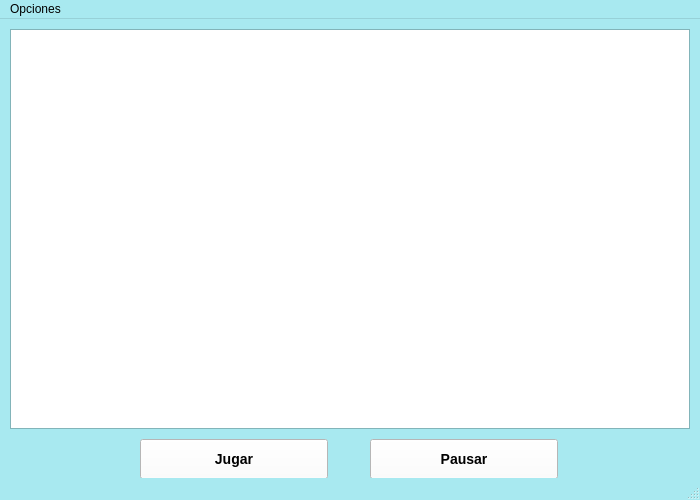
Qt form ProyectoFinal/ventanajuego.ui (lilianabarbosa15/PROYECTO_FINAL) before a commit.
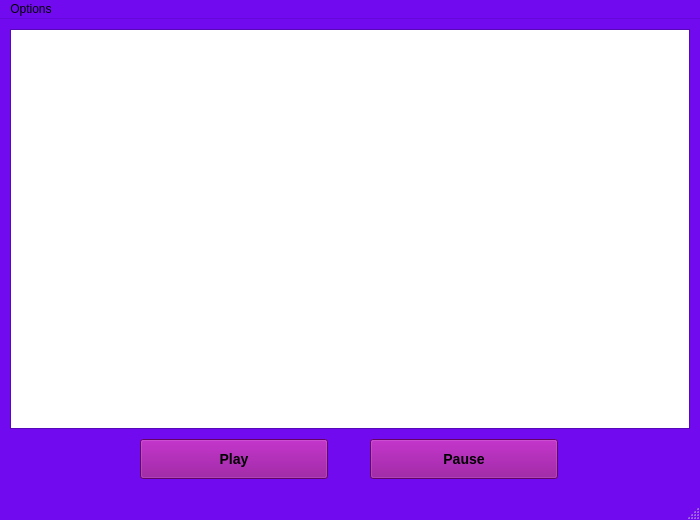
The same form after that commit. Icons and pictures are not drawn.

Diff of the .ui file:
```diff
--- a/ProyectoFinal/ventanajuego.ui
+++ b/ProyectoFinal/ventanajuego.ui
@@ -7,19 +7,19 @@
     <x>0</x>
     <y>0</y>
     <width>700</width>
-    <height>500</height>
+    <height>520</height>
    </rect>
   </property>
   <property name="minimumSize">
    <size>
     <width>700</width>
-    <height>500</height>
+    <height>520</height>
    </size>
   </property>
   <property name="maximumSize">
    <size>
     <width>700</width>
-    <height>500</height>
+    <height>520</height>
    </size>
   </property>
   <property name="palette">
@@ -37,8 +37,8 @@
      <colorrole role="Button">
       <brush brushstyle="SolidPattern">
        <color alpha="255">
-        <red>168</red>
-        <green>233</green>
+        <red>114</red>
+        <green>10</green>
         <blue>240</blue>
        </color>
       </brush>
@@ -46,8 +46,8 @@
      <colorrole role="Light">
       <brush brushstyle="SolidPattern">
        <color alpha="255">
-        <red>255</red>
-        <green>255</green>
+        <red>179</red>
+        <green>116</green>
         <blue>255</blue>
        </color>
       </brush>
@@ -55,8 +55,8 @@
      <colorrole role="Midlight">
       <brush brushstyle="SolidPattern">
        <color alpha="255">
-        <red>211</red>
-        <green>244</green>
+        <red>146</red>
+        <green>63</green>
         <blue>247</blue>
        </color>
       </brush>
@@ -64,8 +64,8 @@
      <colorrole role="Dark">
       <brush brushstyle="SolidPattern">
        <color alpha="255">
-        <red>84</red>
-        <green>116</green>
+        <red>57</red>
+        <green>5</green>
         <blue>120</blue>
        </color>
       </brush>
@@ -73,8 +73,8 @@
      <colorrole role="Mid">
       <brush brushstyle="SolidPattern">
        <color alpha="255">
-        <red>112</red>
-        <green>155</green>
+        <red>76</red>
+        <green>6</green>
         <blue>160</blue>
        </color>
       </brush>
@@ -118,8 +118,8 @@
      <colorrole role="Window">
       <brush brushstyle="SolidPattern">
        <color alpha="255">
-        <red>168</red>
-        <green>233</green>
+        <red>114</red>
+        <green>10</green>
         <blue>240</blue>
        </color>
       </brush>
@@ -136,8 +136,8 @@
      <colorrole role="AlternateBase">
       <brush brushstyle="SolidPattern">
        <color alpha="255">
-        <red>211</red>
-        <green>244</green>
+        <red>184</red>
+        <green>132</green>
         <blue>247</blue>
        </color>
       </brush>
@@ -183,8 +183,8 @@
      <colorrole role="Button">
       <brush brushstyle="SolidPattern">
        <color alpha="255">
-        <red>168</red>
-        <green>233</green>
+        <red>114</red>
+        <green>10</green>
         <blue>240</blue>
        </color>
       </brush>
@@ -192,8 +192,8 @@
      <colorrole role="Light">
       <brush brushstyle="SolidPattern">
        <color alpha="255">
-        <red>255</red>
-        <green>255</green>
+        <red>179</red>
+        <green>116</green>
         <blue>255</blue>
        </color>
       </brush>
@@ -201,8 +201,8 @@
      <colorrole role="Midlight">
       <brush brushstyle="SolidPattern">
        <color alpha="255">
-        <red>211</red>
-        <green>244</green>
+        <red>146</red>
+        <green>63</green>
         <blue>247</blue>
        </color>
       </brush>
@@ -210,8 +210,8 @@
      <colorrole role="Dark">
       <brush brushstyle="SolidPattern">
        <color alpha="255">
-        <red>84</red>
-        <green>116</green>
+        <red>57</red>
+        <green>5</green>
         <blue>120</blue>
        </color>
       </brush>
@@ -219,8 +219,8 @@
      <colorrole role="Mid">
       <brush brushstyle="SolidPattern">
        <color alpha="255">
-        <red>112</red>
-        <green>155</green>
+        <red>76</red>
+        <green>6</green>
         <blue>160</blue>
        </color>
       </brush>
@@ -264,8 +264,8 @@
      <colorrole role="Window">
       <brush brushstyle="SolidPattern">
        <color alpha="255">
-        <red>168</red>
-        <green>233</green>
+        <red>114</red>
+        <green>10</green>
         <blue>240</blue>
        </color>
       </brush>
@@ -282,8 +282,8 @@
      <colorrole role="AlternateBase">
       <brush brushstyle="SolidPattern">
        <color alpha="255">
-        <red>211</red>
-        <green>244</green>
+        <red>184</red>
+        <green>132</green>
         <blue>247</blue>
        </color>
       </brush>
@@ -320,8 +320,8 @@
      <colorrole role="WindowText">
       <brush brushstyle="SolidPattern">
        <color alpha="255">
-        <red>84</red>
-        <green>116</green>
+        <red>57</red>
+        <green>5</green>
         <blue>120</blue>
        </color>
       </brush>
@@ -329,8 +329,8 @@
      <colorrole role="Button">
       <brush brushstyle="SolidPattern">
        <color alpha="255">
-        <red>168</red>
-        <green>233</green>
+        <red>114</red>
+        <green>10</green>
         <blue>240</blue>
        </color>
       </brush>
@@ -338,8 +338,8 @@
      <colorrole role="Light">
       <brush brushstyle="SolidPattern">
        <color alpha="255">
-        <red>255</red>
-        <green>255</green>
+        <red>179</red>
+        <green>116</green>
         <blue>255</blue>
        </color>
       </brush>
@@ -347,8 +347,8 @@
      <colorrole role="Midlight">
       <brush brushstyle="SolidPattern">
        <color alpha="255">
-        <red>211</red>
-        <green>244</green>
+        <red>146</red>
+        <green>63</green>
         <blue>247</blue>
        </color>
       </brush>
@@ -356,8 +356,8 @@
      <colorrole role="Dark">
       <brush brushstyle="SolidPattern">
        <color alpha="255">
-        <red>84</red>
-        <green>116</green>
+        <red>57</red>
+        <green>5</green>
         <blue>120</blue>
        </color>
       </brush>
@@ -365,8 +365,8 @@
      <colorrole role="Mid">
       <brush brushstyle="SolidPattern">
        <color alpha="255">
-        <red>112</red>
-        <green>155</green>
+        <red>76</red>
+        <green>6</green>
         <blue>160</blue>
        </color>
       </brush>
@@ -374,8 +374,8 @@
      <colorrole role="Text">
       <brush brushstyle="SolidPattern">
        <color alpha="255">
-        <red>84</red>
-        <green>116</green>
+        <red>57</red>
+        <green>5</green>
         <blue>120</blue>
        </color>
       </brush>
@@ -392,8 +392,8 @@
      <colorrole role="ButtonText">
       <brush brushstyle="SolidPattern">
        <color alpha="255">
-        <red>84</red>
-        <green>116</green>
+        <red>57</red>
+        <green>5</green>
         <blue>120</blue>
        </color>
       </brush>
@@ -401,8 +401,8 @@
      <colorrole role="Base">
       <brush brushstyle="SolidPattern">
        <color alpha="255">
-        <red>168</red>
-        <green>233</green>
+        <red>114</red>
+        <green>10</green>
         <blue>240</blue>
        </color>
       </brush>
@@ -410,8 +410,8 @@
      <colorrole role="Window">
       <brush brushstyle="SolidPattern">
        <color alpha="255">
-        <red>168</red>
-        <green>233</green>
+        <red>114</red>
+        <green>10</green>
         <blue>240</blue>
        </color>
       </brush>
@@ -428,8 +428,8 @@
      <colorrole role="AlternateBase">
       <brush brushstyle="SolidPattern">
        <color alpha="255">
-        <red>168</red>
-        <green>233</green>
+        <red>114</red>
+        <green>10</green>
         <blue>240</blue>
        </color>
       </brush>
@@ -495,7 +495,7 @@
     </property>
     <property name="styleSheet">
      <string notr="true">QPushButton {
-	background-color: white;
+	background-color: #8c0391;
 	border-width: 3px;
     border-color: beige;
     font: bold 14px;
@@ -504,7 +504,7 @@
 }</string>
     </property>
     <property name="text">
-     <string>Jugar</string>
+     <string>Play</string>
     </property>
    </widget>
    <widget class="QGraphicsView" name="graphicsView">
@@ -540,7 +540,7 @@
     </property>
     <property name="styleSheet">
      <string notr="true">QPushButton {
-	background-color: white;
+	background-color: #8c0391;
 	border-width: 3px;
     border-color: beige;
     font: bold 14px;
@@ -549,7 +549,7 @@
 }</string>
     </property>
     <property name="text">
-     <string>Pausar</string>
+     <string>Pause</string>
     </property>
    </widget>
   </widget>
@@ -559,12 +559,12 @@
      <x>0</x>
      <y>0</y>
      <width>700</width>
-     <height>22</height>
+     <height>21</height>
     </rect>
    </property>
    <widget class="QMenu" name="menuOpciones">
     <property name="title">
-     <string>Opciones</string>
+     <string>Options</string>
     </property>
     <addaction name="actionMusica"/>
     <addaction name="actionSonidos"/>
```
Left out of the diff: 42 changed lines with no effect on the pictures.
